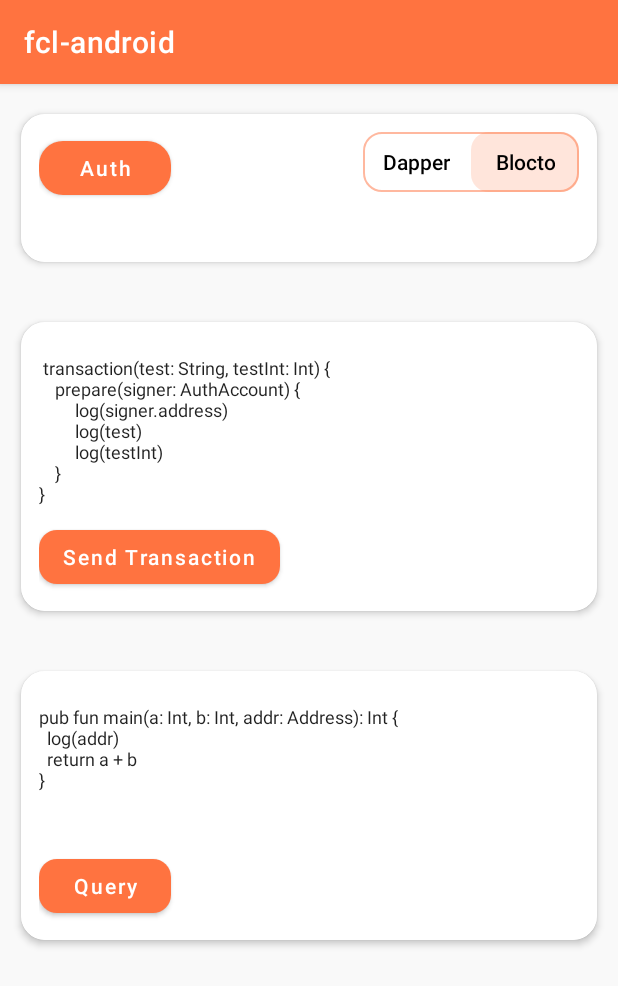
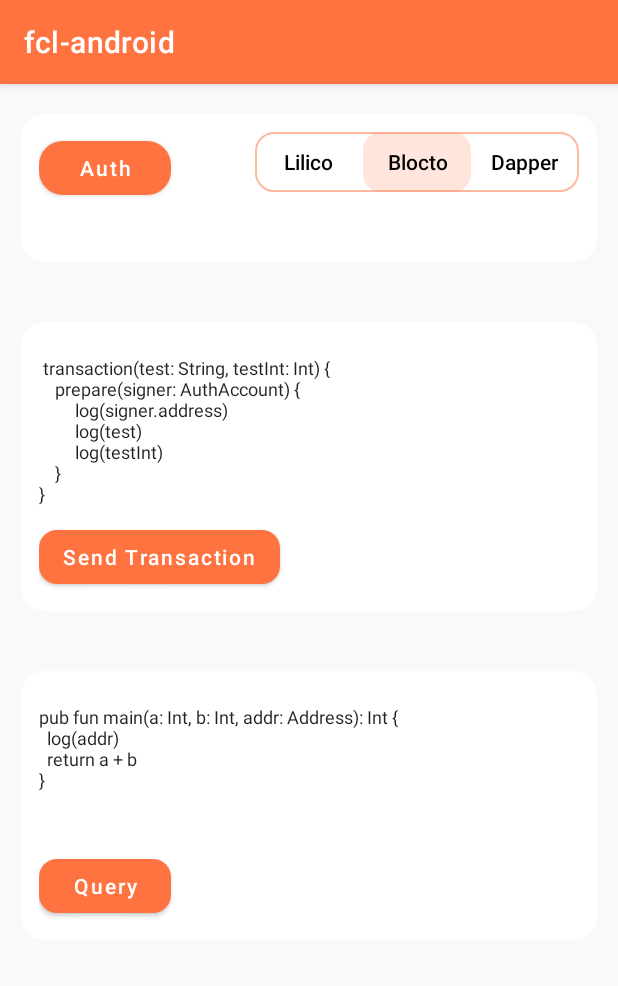
Before and after one commit to Outblock/fcl-android, an Android app: the screen it shows after launch (MainActivity), on a phone screen of 412 x 824 dp. Shown: the top 986 px of the screen. Run offline under Robolectric (Android 15) with nearby library versions, the phone set to English and light mode, and no system bars; libraries missing offline, so code that uses them is left out: com.nftco.flow, com.walletconnect.sign; 2 statements that could not run were skipped.

Commit message:
import wallet connect

```diff
--- a/example/build.gradle
+++ b/example/build.gradle
@@ -1,14 +1,14 @@
 plugins {
     id 'com.android.application'
-    id 'org.jetbrains.kotlin.android'
+    id 'kotlin-android'
 }
 
 android {
-    compileSdk 28
+    compileSdk 31
 
     defaultConfig {
         applicationId "io.outblock.fcl.example"
-        minSdk 21
+        minSdk 23
         targetSdk 28
         versionCode 1
         versionName "1.0"
--- a/example/src/main/AndroidManifest.xml
+++ b/example/src/main/AndroidManifest.xml
@@ -8,6 +8,7 @@
         android:label="@string/app_name"
         android:roundIcon="@mipmap/ic_launcher_round"
         android:supportsRtl="true"
+        android:name=".FclApplication"
         android:theme="@style/Theme.Fclandroid">
         <activity
             android:name=".MainActivity"
--- /dev/null
+++ b/example/src/main/java/io/outblock/fcl/example/FclApplication.kt
@@ -0,0 +1,27 @@
+package io.outblock.fcl.example
+
+import android.app.Application
+import io.outblock.fcl.Fcl
+import io.outblock.fcl.config.FlowNetwork
+import io.outblock.fcl.strategies.walletconnect.WalletConnectMeta
+
+class FclApplication : Application() {
+
+    override fun onCreate() {
+        super.onCreate()
+        Fcl.config(
+            appName = "FCLDemo",
+            appIcon = "https://placekitten.com/g/200/200",
+            location = "https://foo.com",
+            env = FlowNetwork.MAINNET,
+            walletConnectMeta = WalletConnectMeta(
+                projectId = "29b38ec12be4bd19bf03d7ccef29aaa6",
+                name = "FCL Wallet Connect Test",
+                description = "Dapp description",
+                url = "https://lilico.app",
+                icon = "https://lilico.app/logo.png",
+                redirect = "https://google.com",
+            )
+        )
+    }
+}
--- a/example/src/main/java/io/outblock/fcl/example/MainActivity.kt
+++ b/example/src/main/java/io/outblock/fcl/example/MainActivity.kt
@@ -14,7 +14,6 @@ import androidx.appcompat.app.AppCompatActivity
 import androidx.core.content.ContextCompat
 import com.google.android.material.tabs.TabLayout
 import io.outblock.fcl.Fcl
-import io.outblock.fcl.config.FlowNetwork
 import io.outblock.fcl.provider.WalletProvider
 import kotlinx.coroutines.CoroutineScope
 import kotlinx.coroutines.Dispatchers
@@ -24,12 +23,7 @@ class MainActivity : AppCompatActivity() {
     override fun onCreate(savedInstanceState: Bundle?) {
         super.onCreate(savedInstanceState)
         setContentView(R.layout.activity_main)
-        Fcl.config(
-            appName = "FCLDemo",
-            appIcon = "https://placekitten.com/g/200/200",
-            location = "https://foo.com",
-            env = FlowNetwork.MAINNET,
-        )
+
         setupAuth()
         setupSendTransaction()
         setupQuery()
@@ -75,24 +69,17 @@ class MainActivity : AppCompatActivity() {
         val tabLayout = findViewById<TabLayout>(R.id.tab_layout)
 
         with(tabLayout) {
-            addTab(newTab().apply { text = "Dapper" })
-            val blocto = newTab().apply { text = "Blocto" }
-            addTab(blocto)
-            addOnTabSelectedListener(object : TabLayout.OnTabSelectedListener {
-                override fun onTabSelected(tab: TabLayout.Tab?) {
+            Fcl.providers.all().forEach {
+                val tab = newTab().setText(it.title)
+                addTab(tab)
+                if (it == WalletProvider.BLOCTO) {
+                    selectTab(tab)
                 }
-
-                override fun onTabUnselected(tab: TabLayout.Tab?) {
-                }
-
-                override fun onTabReselected(tab: TabLayout.Tab?) {
-                }
-            })
-            selectTab(blocto)
+            }
         }
 
         findViewById<View>(R.id.auth_button).setOnClickListener {
-            val provider = if (tabLayout.selectedTabPosition == 0) WalletProvider.DAPPER else WalletProvider.BLOCTO
+            val provider = Fcl.providers.all()[tabLayout.selectedTabPosition]
             CoroutineScope(Dispatchers.IO).launch {
                 val auth = Fcl.authenticate(provider)
                 Log.d(TAG, "authenticate complete:$auth")
--- a/example/src/main/res/layout/activity_main.xml
+++ b/example/src/main/res/layout/activity_main.xml
@@ -21,7 +21,7 @@
             android:layout_marginBottom="20dp"
             app:cardBackgroundColor="@color/white"
             app:cardCornerRadius="16dp"
-            app:cardElevation="3dp"
+            app:cardElevation="0dp"
             app:strokeWidth="1dp">
 
             <androidx.constraintlayout.widget.ConstraintLayout
@@ -79,7 +79,7 @@
             android:layout_marginBottom="20dp"
             app:cardBackgroundColor="@color/white"
             app:cardCornerRadius="16dp"
-            app:cardElevation="3dp"
+            app:cardElevation="0dp"
             app:strokeWidth="1dp">
 
             <androidx.appcompat.widget.LinearLayoutCompat
@@ -160,7 +160,7 @@
             android:layout_marginBottom="20dp"
             app:cardBackgroundColor="@color/white"
             app:cardCornerRadius="16dp"
-            app:cardElevation="3dp"
+            app:cardElevation="0dp"
             app:strokeWidth="1dp">
 
             <androidx.appcompat.widget.LinearLayoutCompat
@@ -210,7 +210,7 @@
             android:visibility="gone"
             app:cardBackgroundColor="@color/white"
             app:cardCornerRadius="16dp"
-            app:cardElevation="3dp"
+            app:cardElevation="0dp"
             app:strokeWidth="1dp">
 
             <LinearLayout
--- a/fcl-android/src/main/java/io/outblock/fcl/Fcl.kt
+++ b/fcl-android/src/main/java/io/outblock/fcl/Fcl.kt
@@ -14,6 +14,8 @@ import io.outblock.fcl.request.AuthnRequest
 import io.outblock.fcl.request.AuthzSend
 import io.outblock.fcl.request.SignMessageSend
 import io.outblock.fcl.request.builder.FclBuilder
+import io.outblock.fcl.strategies.walletconnect.WalletConnect
+import io.outblock.fcl.strategies.walletconnect.WalletConnectMeta
 import io.outblock.fcl.utils.ioScope
 import kotlinx.coroutines.runBlocking
 
@@ -28,9 +30,9 @@ object Fcl {
     const val version = "@outblock/fcl-android@0.0.1"
 
     init {
-        // TODO add from user
+        providers.add(WalletProvider.LILICO)
+        providers.add(WalletProvider.BLOCTO)
         providers.add(WalletProvider.DAPPER)
-        providers.add(WalletProvider.BLOCTO)
     }
 
     fun config(
@@ -38,20 +40,16 @@ object Fcl {
         appIcon: String,
         env: FlowNetwork,
         location: String = "",
-        walletNode: String = "",
-        accessNode: String = "",
-        scope: String = "",
-        authn: String = "",
+        walletConnectMeta: WalletConnectMeta? = null,
     ): Config {
+
+        walletConnectMeta?.let { WalletConnect.init(it) }
+
         return config.apply {
             put(Config.KEY.Title, appName)
             put(Config.KEY.Icon, appIcon)
             put(Config.KEY.Location, location)
-            put(Config.KEY.Wallet, walletNode)
-            put(Config.KEY.AccessNode, accessNode)
             put(Config.KEY.Env, env.network)
-            put(Config.KEY.Scope, scope)
-            put(Config.KEY.Authn, authn)
         }
     }
 
--- a/fcl-android/src/main/java/io/outblock/fcl/config/Config.kt
+++ b/fcl-android/src/main/java/io/outblock/fcl/config/Config.kt
@@ -20,6 +20,12 @@ class Config {
         Location("location"),
         OpenIDScope("service.OpenID.scopes"),
         DomainTag("fcl.appDomainTag"),
+        WcProjectId("wc.projectId"),
+        WcName("wc.name"),
+        WcDescription("wc.description"),
+        WcUrl("wc.url"),
+        WcIcons("wc.icons"),
+        WcRedirect("wc.redirect")
     }
 
     fun configLens(regex: String): Map<String, String> {
--- a/fcl-android/src/main/java/io/outblock/fcl/provider/Provider.kt
+++ b/fcl-android/src/main/java/io/outblock/fcl/provider/Provider.kt
@@ -2,12 +2,14 @@ package io.outblock.fcl.provider
 
 import java.net.URL
 
-enum class ServiceMethod {
-    HTTP_POST,
-    HTTP_GET,
-    IFRAME,
-    IFRAME_RPC,
-    DATA,
+enum class ServiceMethod(method: String) {
+    HTTP_RPC("HTTP/RPC"),
+    HTTP_POST("HTTP/POST"),
+    IFRAME_RPC("IFRAME/RPC"),
+    POP_RPC("POP/RPC"),
+    TAB_RPC("TAB/RPC"),
+    EXT_RPC("EXT/RPC"),
+    WC_RPC("WC/RPC"),
 }
 
 interface Provider {
@@ -27,6 +29,8 @@ data class Providers(
     fun get(provider: Provider): Provider {
         return providers.first { it.endpoint == provider.endpoint }
     }
+
+    fun all() = providers.toList()
 }
 
 data class CustomProvider(
@@ -43,16 +47,22 @@ enum class WalletProvider(
     override val testNetEndpoint: URL,
 ) : Provider {
     DAPPER(
-        "Dapper",
-        ServiceMethod.HTTP_POST,
-        URL("https://dapper-http-post.vercel.app/api/"),
+        title = "Dapper",
+        method = ServiceMethod.HTTP_POST,
+        endpoint = URL("https://dapper-http-post.vercel.app/api/"),
         // Do not know if dapper wallet has testnet url, use mainnet instead here
-        URL("https://dapper-http-post.vercel.app/api/"),
+        testNetEndpoint = URL("https://dapper-http-post.vercel.app/api/"),
     ),
     BLOCTO(
-        "Blocto",
-        ServiceMethod.HTTP_POST,
-        URL("https://flow-wallet.blocto.app/api/flow/"),
-        URL("https://flow-wallet-testnet.blocto.app/api/flow/"),
+        title = "Blocto",
+        method = ServiceMethod.HTTP_POST,
+        endpoint = URL("https://flow-wallet.blocto.app/api/flow/"),
+        testNetEndpoint = URL("https://flow-wallet-testnet.blocto.app/api/flow/"),
+    ),
+    LILICO(
+        title = "Lilico",
+        method = ServiceMethod.WC_RPC,
+        endpoint = URL("https://lilico.app/"),
+        testNetEndpoint = URL("https://lilico.app/"),
     )
 }
--- a/fcl-android/src/main/java/io/outblock/fcl/request/SignMessageRequest.kt
+++ b/fcl-android/src/main/java/io/outblock/fcl/request/SignMessageRequest.kt
@@ -3,8 +3,8 @@ package io.outblock.fcl.request
 import com.google.gson.annotations.SerializedName
 import com.nftco.flow.sdk.bytesToHex
 import io.outblock.fcl.Fcl
-import io.outblock.fcl.execHttpPost
 import io.outblock.fcl.models.response.FCLServiceType
+import io.outblock.fcl.strategies.execHttpPost
 import io.outblock.fcl.utils.FclError
 import io.outblock.fcl.utils.FclException
 
--- a/fcl-android/src/main/java/io/outblock/fcl/resolve/AccountsResolver.kt
+++ b/fcl-android/src/main/java/io/outblock/fcl/resolve/AccountsResolver.kt
@@ -1,11 +1,11 @@
 package io.outblock.fcl.resolve
 
 import io.outblock.fcl.Fcl
-import io.outblock.fcl.execHttpPost
 import io.outblock.fcl.models.*
 import io.outblock.fcl.models.response.FCLServiceType
 import io.outblock.fcl.models.response.PollingResponse
 import io.outblock.fcl.models.response.Service
+import io.outblock.fcl.strategies.execHttpPost
 import io.outblock.fcl.utils.serviceOfType
 
 class AccountsResolver : Resolver {
--- a/fcl-android/src/main/java/io/outblock/fcl/NetworkApi.kt
+++ b/fcl-android/src/main/java/io/outblock/fcl/strategies/HttpPostRpc.kt
@@ -1,7 +1,9 @@
-package io.outblock.fcl
+package io.outblock.fcl.strategies
 
 import com.google.gson.Gson
 import com.google.gson.GsonBuilder
+import io.outblock.fcl.BuildConfig
+import io.outblock.fcl.Fcl
 import io.outblock.fcl.config.Config
 import io.outblock.fcl.models.response.PollingResponse
 import io.outblock.fcl.models.response.ResponseStatus
```
Also changed, not shown: build.gradle (+13 -6 lines), fcl-android/build.gradle (+7 -4 lines), fcl-android/src/main/java/io/outblock/fcl/request/AuthnRequest.kt (+6 -1 lines), fcl-android/src/main/java/io/outblock/fcl/strategies/Strategies.kt (added, +13 -0 lines), fcl-android/src/main/java/io/outblock/fcl/strategies/walletconnect/Utils.kt (added, +16 -0 lines), fcl-android/src/main/java/io/outblock/fcl/strategies/walletconnect/WalletConnect.kt (added, +107 -0 lines), fcl-android/src/main/java/io/outblock/fcl/strategies/walletconnect/WalletConnectDappDelegate.kt (added, +68 -0 lines), fcl-android/src/main/java/io/outblock/fcl/strategies/walletconnect/WcRpc.kt (added, +7 -0 lines), settings.gradle (+0 -16 lines).
